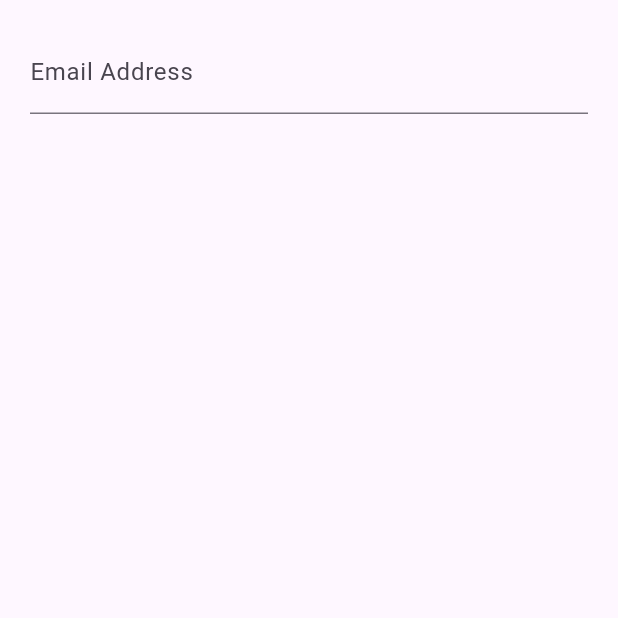
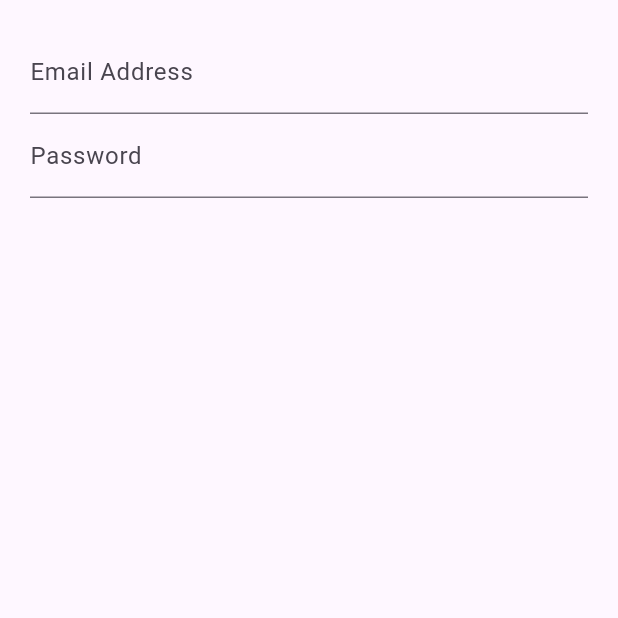
Before and after one commit to jaques67/udemy_stephen_girder, a Flutter app: the screen it shows after launch, on a phone screen of 412 x 824 dp, the top half of it. Run offline on Flutter 3.47's test engine with Material 3 defaults, Android fonts, the phone set to English and light mode, and no system bars.

Commit message:
Lesson 111
Handling Password Inputs

```diff
--- a/Flutter_and_Dart/login_stateful/lib/src/screens/login_screen.dart
+++ b/Flutter_and_Dart/login_stateful/lib/src/screens/login_screen.dart
@@ -16,7 +16,7 @@ class LoginScreenState extends State<LoginScreen> {
           child: Column(
             children: [
               emailField(),
-              // passwordField(),
+              passwordField(),
               // submitButton(),
             ],
           ),
@@ -36,7 +36,11 @@ class LoginScreenState extends State<LoginScreen> {
 
   Widget passwordField() {
     return TextFormField(
-
+      obscureText: false,  // set to true to obscure the password field
+      decoration: const InputDecoration(
+        labelText: 'Password',
+        hintText: 'Password',
+      ),
     );
   }
 
```
